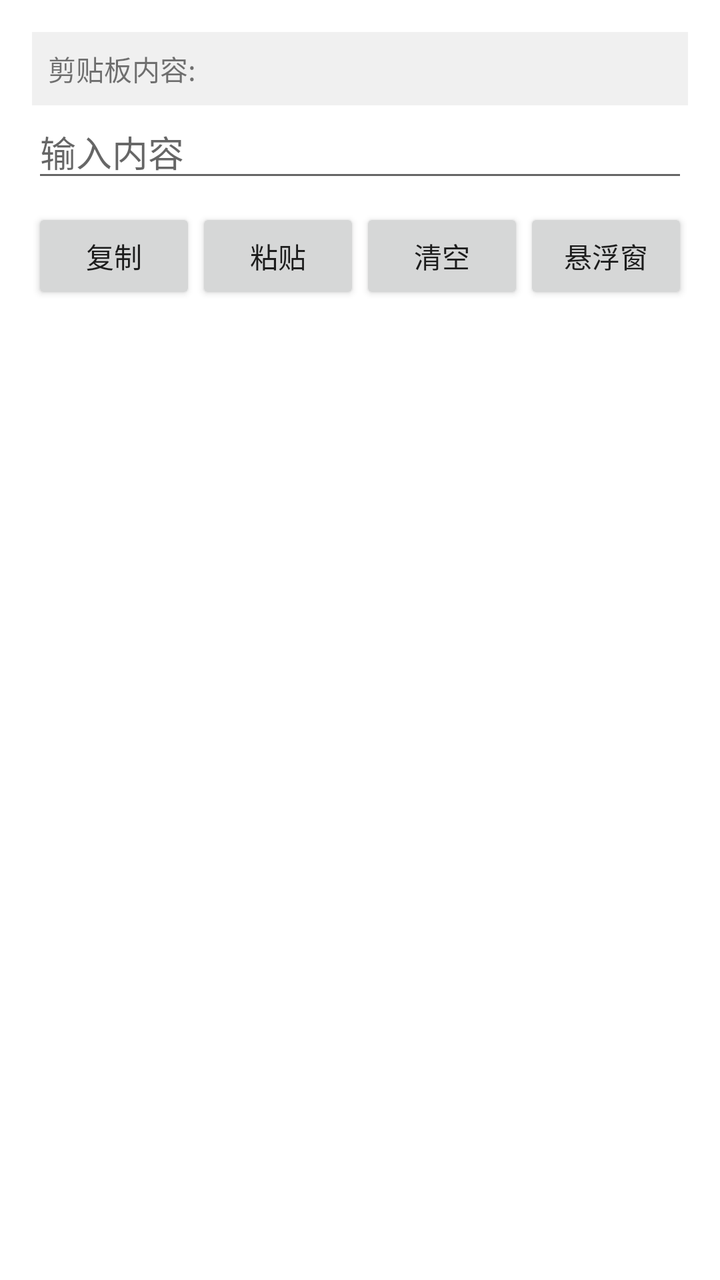
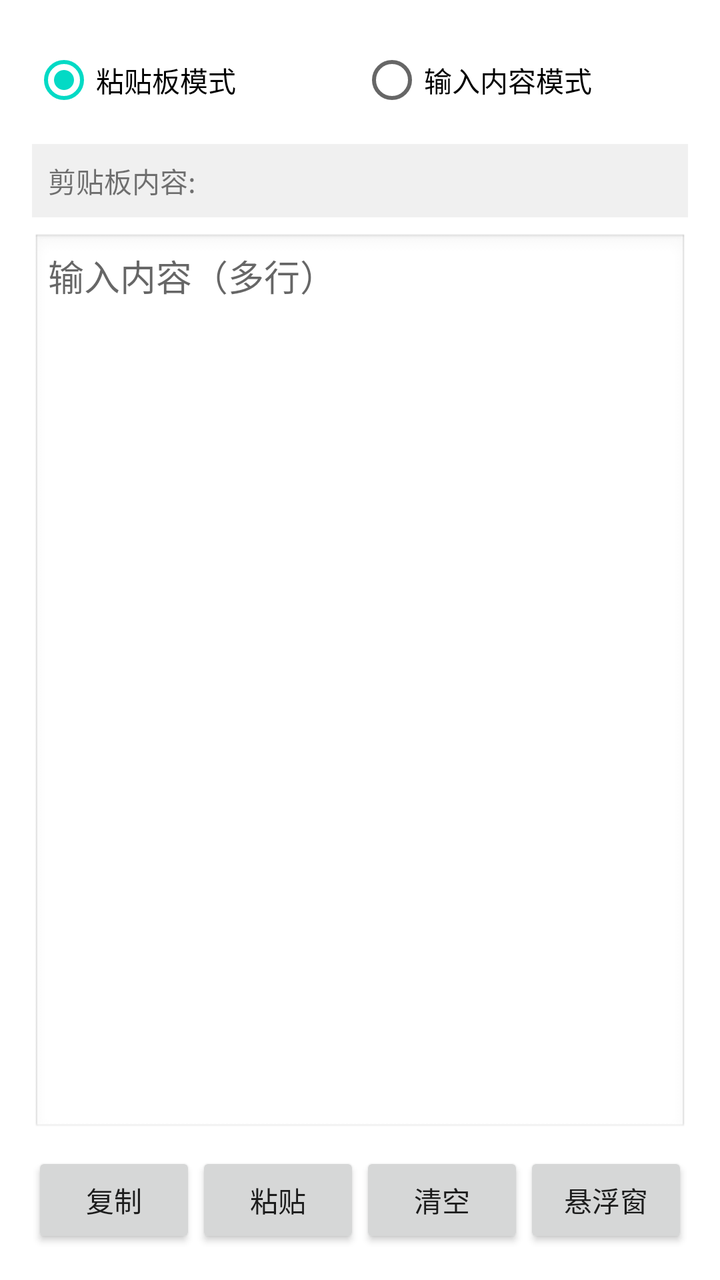

Compare the two renders of this Android layout. The source of the first and the diff that turns it into the second are given below.
<!-- AndroidManifest.xml: application theme Theme.Clipper -->
<!-- res/layout/activity_main.xml -->
<?xml version="1.0" encoding="utf-8"?>
<LinearLayout xmlns:android="http://schemas.android.com/apk/res/android"
    android:layout_width="match_parent"
    android:layout_height="match_parent"
    android:orientation="vertical"
    android:padding="16dp">

    <TextView
        android:id="@+id/textClipboard"
        android:layout_width="match_parent"
        android:layout_height="wrap_content"
        android:text="剪贴板内容: "
        android:padding="8dp"
        android:background="#f0f0f0" />

    <EditText
        android:id="@+id/editText"
        android:layout_width="match_parent"
        android:layout_height="wrap_content"
        android:hint="输入内容" />

    <LinearLayout
        android:layout_width="match_parent"
        android:layout_height="wrap_content"
        android:orientation="horizontal"
        android:layout_marginTop="8dp">

        <Button
            android:id="@+id/btnCopy"
            android:layout_width="0dp"
            android:layout_height="wrap_content"
            android:layout_weight="1"
            android:text="复制" />

        <Button
            android:id="@+id/btnPaste"
            android:layout_width="0dp"
            android:layout_height="wrap_content"
            android:layout_weight="1"
            android:text="粘贴" />

        <Button
            android:id="@+id/btnClear"
            android:layout_width="0dp"
            android:layout_height="wrap_content"
            android:layout_weight="1"
            android:text="清空" />

        <Button
            android:id="@+id/btnFloating"
            android:layout_width="0dp"
            android:layout_height="wrap_content"
            android:layout_weight="1"
            android:text="悬浮窗" />
    </LinearLayout>

</LinearLayout>
<!-- resources referenced by this layout -->
<resources>
  <style name="Theme.Clipper" parent="Theme.MaterialComponents.DayNight.DarkActionBar">
          <item name="colorPrimary">@color/purple_500</item>
          <item name="colorPrimaryVariant">@color/purple_700</item>
          <item name="colorOnPrimary">@color/white</item>
          <item name="colorSecondary">@color/teal_200</item>
          <item name="colorSecondaryVariant">@color/teal_700</item>
          <item name="colorOnSecondary">@color/black</item>
      </style>
  <color name="purple_500">#FF6200EE</color>
  <color name="purple_700">#FF3700B3</color>
  <color name="white">#FFFFFFFF</color>
  <color name="teal_200">#FF03DAC5</color>
  <color name="teal_700">#FF018786</color>
  <color name="black">#FF000000</color>
</resources>

<!-- the commit's change to res/layout/activity_main.xml (unified diff, before → after) -->
@@ -5,20 +5,61 @@
     android:orientation="vertical"
     android:padding="16dp">
 
+    
+    <LinearLayout
+        android:layout_width="match_parent"
+        android:layout_height="wrap_content"
+        android:orientation="horizontal"
+        android:layout_marginBottom="8dp">
+
+        <RadioGroup
+            android:id="@+id/radioGroupMode"
+            android:layout_width="match_parent"
+            android:layout_height="wrap_content"
+            android:orientation="horizontal">
+
+            <RadioButton
+                android:id="@+id/radioClipboard"
+                android:layout_width="0dp"
+                android:layout_height="wrap_content"
+                android:layout_weight="1"
+                android:text="粘贴板模式"
+                android:checked="true" />
+
+            <RadioButton
+                android:id="@+id/radioInput"
+                android:layout_width="0dp"
+                android:layout_height="wrap_content"
+                android:layout_weight="1"
+                android:text="输入内容模式" />
+
+        </RadioGroup>
+    </LinearLayout>
+
+    
     <TextView
         android:id="@+id/textClipboard"
         android:layout_width="match_parent"
         android:layout_height="wrap_content"
         android:text="剪贴板内容: "
         android:padding="8dp"
-        android:background="#f0f0f0" />
+        android:background="#f0f0f0"
+        android:layout_marginBottom="8dp" />
 
+    
     <EditText
         android:id="@+id/editText"
         android:layout_width="match_parent"
-        android:layout_height="wrap_content"
-        android:hint="输入内容" />
+        android:layout_height="0dp"
+        android:layout_weight="1"
+        android:hint="输入内容（多行）"
+        android:gravity="top|start"
+        android:inputType="textMultiLine"
+        android:scrollbars="vertical"
+        android:background="@android:drawable/edit_text"
+        android:padding="8dp" />
 
+    
     <LinearLayout
         android:layout_width="match_parent"
         android:layout_height="wrap_content"
